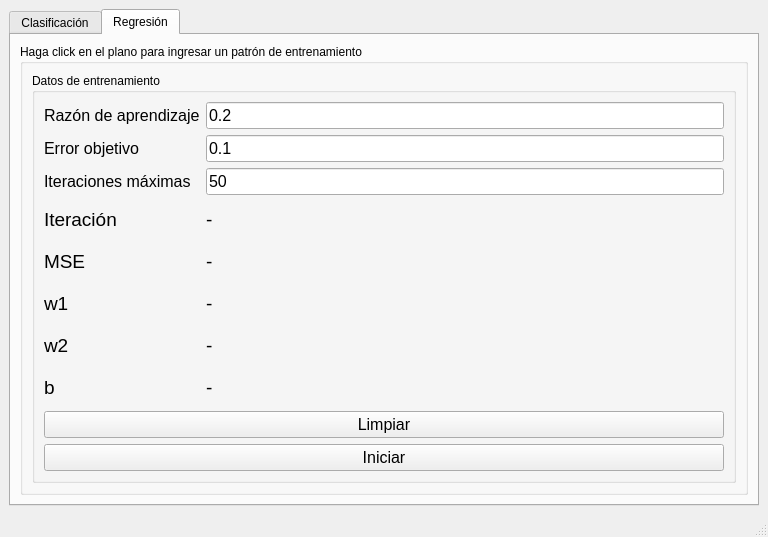
This is Adaline/mainwindow.ui in FFahrenheit/PracticasIA as Qt 5 draws it before an edit. The edited form follows.
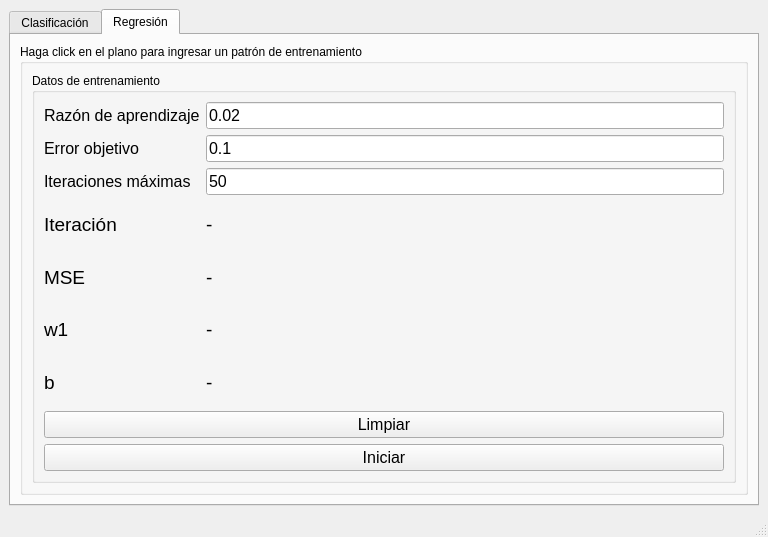
This is the edited form. The open tabs and pages were chosen to show the change.

Commit message: Adaline de regresión finalizado

The edit to the form file:
```diff
--- a/Adaline/mainwindow.ui
+++ b/Adaline/mainwindow.ui
@@ -353,7 +353,7 @@
                 </property>
                </widget>
               </item>
-              <item row="8" column="2">
+              <item row="7" column="2">
                <widget class="QLabel" name="b_label_2">
                 <property name="font">
                  <font>
@@ -413,19 +413,7 @@
                 </property>
                </widget>
               </item>
-              <item row="6" column="2">
-               <widget class="QLabel" name="w2_label_2">
-                <property name="font">
-                 <font>
-                  <pointsize>14</pointsize>
-                 </font>
-                </property>
-                <property name="text">
-                 <string>-</string>
-                </property>
-               </widget>
-              </item>
-              <item row="8" column="1">
+              <item row="7" column="1">
                <widget class="QLabel" name="label_11">
                 <property name="font">
                  <font>
@@ -437,18 +425,6 @@
                 </property>
                </widget>
               </item>
-              <item row="6" column="1">
-               <widget class="QLabel" name="label_12">
-                <property name="font">
-                 <font>
-                  <pointsize>14</pointsize>
-                 </font>
-                </property>
-                <property name="text">
-                 <string>w2</string>
-                </property>
-               </widget>
-              </item>
               <item row="1" column="1">
                <widget class="QLabel" name="label_16">
                 <property name="font">
@@ -469,7 +445,7 @@
                  </font>
                 </property>
                 <property name="text">
-                 <string>0.2</string>
+                 <string>0.02</string>
                 </property>
                </widget>
               </item>
```
Left out of the diff: 4 changed lines with no effect on the pictures. The commit also changes 2 other files.
